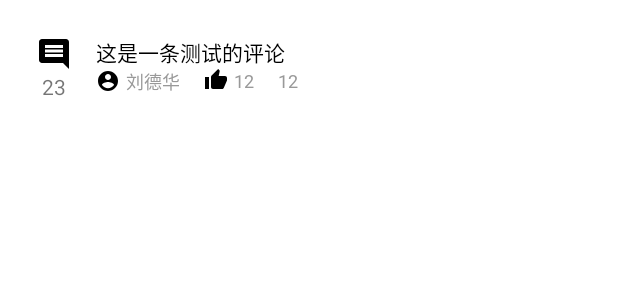
After one commit to penkzhou/Movie, an Android app: the layout item_movie_trakt_review.xml on its own in the app's theme, with its tools: preview values and no code run, on a phone screen of 412 x 824 dp. The commit adds this screen. Shown: the top 300 px of the screen. Run offline under Robolectric (Android 15) with nearby library versions, the phone set to English and light mode, and no system bars.

Commit message:
add trakt review part 1

```diff
--- a/app/src/main/AndroidManifest.xml
+++ b/app/src/main/AndroidManifest.xml
@@ -11,6 +11,9 @@
         android:roundIcon="@mipmap/ic_launcher_round"
         android:supportsRtl="true"
         android:theme="@style/Theme.Movie">
+        <activity
+            android:name=".ui.movie.TraktReviewActivity"
+            android:exported="false" />
         <activity
             android:name=".ui.movie.MovieDetailActivity"
             android:exported="false"
--- a/app/src/main/java/com/oldautumn/movie/data/media/MovieRemoteDataSource.kt
+++ b/app/src/main/java/com/oldautumn/movie/data/media/MovieRemoteDataSource.kt
@@ -54,4 +54,7 @@ class MovieRemoteDataSource(
     suspend fun getSimilarMovieList(movieId: Int): TmdbSimpleMovieListModel =
         tmdbApiService.fetchSimilarMovieList(movieId)
 
+    suspend fun getTraktReviewList(traktMovieId:String,sortType:String):List<TraktReview> =
+        traktApiService.fetchTraktMovieReviewList(traktMovieId,sortType)
+
 }
--- a/app/src/main/java/com/oldautumn/movie/data/media/MovieRepository.kt
+++ b/app/src/main/java/com/oldautumn/movie/data/media/MovieRepository.kt
@@ -70,4 +70,8 @@ class MovieRepository(
         return remoteDataSource.getSimilarMovieList(movieId)
     }
 
+    suspend fun getTraktReviewList(traktMovieId: String, sortType: String): List<TraktReview> {
+        return remoteDataSource.getTraktReviewList(traktMovieId, sortType)
+    }
+
 }
--- a/app/src/main/java/com/oldautumn/movie/ui/movie/MovieDetailActivity.kt
+++ b/app/src/main/java/com/oldautumn/movie/ui/movie/MovieDetailActivity.kt
@@ -139,9 +139,15 @@ class MovieDetailActivity : AppCompatActivity() {
                         crewAdapter.updateData(it.movieCreditList.crew ?: mutableListOf())
                     }
                     if (it.traktMovieDetail != null) {
+                        val traktMovieIds = it.traktMovieDetail.ids.trakt
                         binding.movieCertificateValue.text = it.traktMovieDetail.certification
                         binding.movieTraktRatingValue.text =
                             "${DecimalFormat("##.#").format(it.traktMovieDetail.rating)}\n${it.traktMovieDetail.votes}人评分"
+                        binding.movieTraktRatingValue.setOnClickListener {
+                            val intent = Intent(this@MovieDetailActivity, TraktReviewActivity::class.java)
+                            intent.putExtra("traktMovieId", traktMovieIds.toString())
+                            startActivity(intent)
+                        }
                     }
 
                     if (it.recommendMovieList != null) {
--- /dev/null
+++ b/app/src/main/res/drawable/ic_avatar.xml
@@ -0,0 +1,5 @@
+<vector android:height="16dp" android:tint="#000000"
+    android:viewportHeight="24" android:viewportWidth="24"
+    android:width="16dp" xmlns:android="http://schemas.android.com/apk/res/android">
+    <path android:fillColor="@android:color/white" android:pathData="M12,2C6.48,2 2,6.48 2,12s4.48,10 10,10 10,-4.48 10,-10S17.52,2 12,2zM12,5c1.66,0 3,1.34 3,3s-1.34,3 -3,3 -3,-1.34 -3,-3 1.34,-3 3,-3zM12,19.2c-2.5,0 -4.71,-1.28 -6,-3.22 0.03,-1.99 4,-3.08 6,-3.08 1.99,0 5.97,1.09 6,3.08 -1.29,1.94 -3.5,3.22 -6,3.22z"/>
+</vector>
--- /dev/null
+++ b/app/src/main/res/drawable/ic_comment_24.xml
@@ -0,0 +1,5 @@
+<vector android:height="24dp" android:tint="#000000"
+    android:viewportHeight="24" android:viewportWidth="24"
+    android:width="24dp" xmlns:android="http://schemas.android.com/apk/res/android">
+    <path android:fillColor="@android:color/white" android:pathData="M21.99,4c0,-1.1 -0.89,-2 -1.99,-2L4,2c-1.1,0 -2,0.9 -2,2v12c0,1.1 0.9,2 2,2h14l4,4 -0.01,-18zM18,14L6,14v-2h12v2zM18,11L6,11L6,9h12v2zM18,8L6,8L6,6h12v2z"/>
+</vector>
--- /dev/null
+++ b/app/src/main/res/drawable/ic_thumb_up.xml
@@ -0,0 +1,5 @@
+<vector android:height="16dp" android:tint="#000000"
+    android:viewportHeight="24" android:viewportWidth="24"
+    android:width="16dp" xmlns:android="http://schemas.android.com/apk/res/android">
+    <path android:fillColor="@android:color/white" android:pathData="M1,21h4L5,9L1,9v12zM23,10c0,-1.1 -0.9,-2 -2,-2h-6.31l0.95,-4.57 0.03,-0.32c0,-0.41 -0.17,-0.79 -0.44,-1.06L14.17,1 7.59,7.59C7.22,7.95 7,8.45 7,9v10c0,1.1 0.9,2 2,2h9c0.83,0 1.54,-0.5 1.84,-1.22l3.02,-7.05c0.09,-0.23 0.14,-0.47 0.14,-0.73v-2z"/>
+</vector>
--- /dev/null
+++ b/app/src/main/res/layout/item_movie_trakt_review.xml
@@ -0,0 +1,84 @@
+<?xml version="1.0" encoding="utf-8"?>
+<androidx.constraintlayout.widget.ConstraintLayout xmlns:android="http://schemas.android.com/apk/res/android"
+    xmlns:app="http://schemas.android.com/apk/res-auto"
+    xmlns:tools="http://schemas.android.com/tools"
+    android:layout_width="match_parent"
+    android:layout_height="wrap_content"
+    android:layout_margin="8dp">
+
+
+    <androidx.appcompat.widget.AppCompatImageView
+        android:id="@+id/review_reply_icon"
+        android:layout_width="wrap_content"
+        android:layout_height="wrap_content"
+        android:layout_margin="16dp"
+        android:src="@drawable/ic_comment_24"
+        app:layout_constraintLeft_toLeftOf="parent"
+        app:layout_constraintTop_toTopOf="parent" />
+
+    <TextView
+        android:id="@+id/review_reply_count"
+        android:layout_width="wrap_content"
+        android:layout_height="wrap_content"
+        app:layout_constraintLeft_toLeftOf="@+id/review_reply_icon"
+        app:layout_constraintRight_toRightOf="@+id/review_reply_icon"
+        app:layout_constraintTop_toBottomOf="@+id/review_reply_icon"
+        tools:text="23" />
+
+
+    <TextView
+        android:id="@+id/review_content"
+        android:layout_width="0dp"
+        android:layout_height="wrap_content"
+        android:layout_margin="16dp"
+        android:textColor="@color/black"
+        android:textSize="14sp"
+        app:layout_constraintLeft_toRightOf="@+id/review_reply_icon"
+        app:layout_constraintRight_toRightOf="parent"
+        app:layout_constraintTop_toTopOf="parent"
+        tools:text="这是一条测试的评论" />
+
+    <TextView
+        android:id="@+id/review_author"
+        android:layout_width="wrap_content"
+        android:layout_height="wrap_content"
+        android:drawableLeft="@drawable/ic_avatar"
+        android:drawablePadding="4dp"
+        android:textAlignment="center"
+        android:textColor="#999999"
+        android:textSize="12sp"
+        app:layout_constraintLeft_toLeftOf="@+id/review_content"
+        app:layout_constraintTop_toBottomOf="@+id/review_content"
+        tools:text="刘德华" />
+
+
+    <TextView
+        android:id="@+id/review_like"
+        android:layout_width="wrap_content"
+        android:layout_height="wrap_content"
+        android:layout_marginLeft="16dp"
+        android:drawableLeft="@drawable/ic_thumb_up"
+        android:drawablePadding="4dp"
+        android:textAlignment="center"
+        android:textColor="#999999"
+        android:textSize="12sp"
+        app:layout_constraintLeft_toRightOf="@+id/review_author"
+        app:layout_constraintTop_toBottomOf="@+id/review_content"
+        tools:text="12" />
+
+
+    <TextView
+        android:id="@+id/review_time"
+        android:layout_width="wrap_content"
+        android:layout_height="wrap_content"
+        android:layout_marginLeft="16dp"
+        android:drawablePadding="4dp"
+        android:textAlignment="center"
+        android:textColor="#999999"
+        android:textSize="12sp"
+        app:layout_constraintLeft_toRightOf="@+id/review_like"
+        app:layout_constraintTop_toBottomOf="@+id/review_content"
+        tools:text="12" />
+
+
+</androidx.constraintlayout.widget.ConstraintLayout>
```
Also changed, not shown: app/src/main/java/com/oldautumn/movie/data/api/TraktApiService.kt (+7 -0 lines), app/src/main/java/com/oldautumn/movie/data/api/model/TraktReview.kt (added, +62 -0 lines), app/src/main/java/com/oldautumn/movie/ui/movie/MovieTraktReviewAdapter.kt (added, +76 -0 lines), app/src/main/java/com/oldautumn/movie/ui/movie/MovieTraktReviewViewModel.kt (added, +43 -0 lines), app/src/main/java/com/oldautumn/movie/ui/movie/TraktReviewActivity.kt (added, +56 -0 lines), app/src/main/java/com/oldautumn/movie/ui/movie/TraktReviewUiState.kt (added, +8 -0 lines), app/src/main/res/layout/activity_trakt_review.xml (added, +61 -0 lines).
